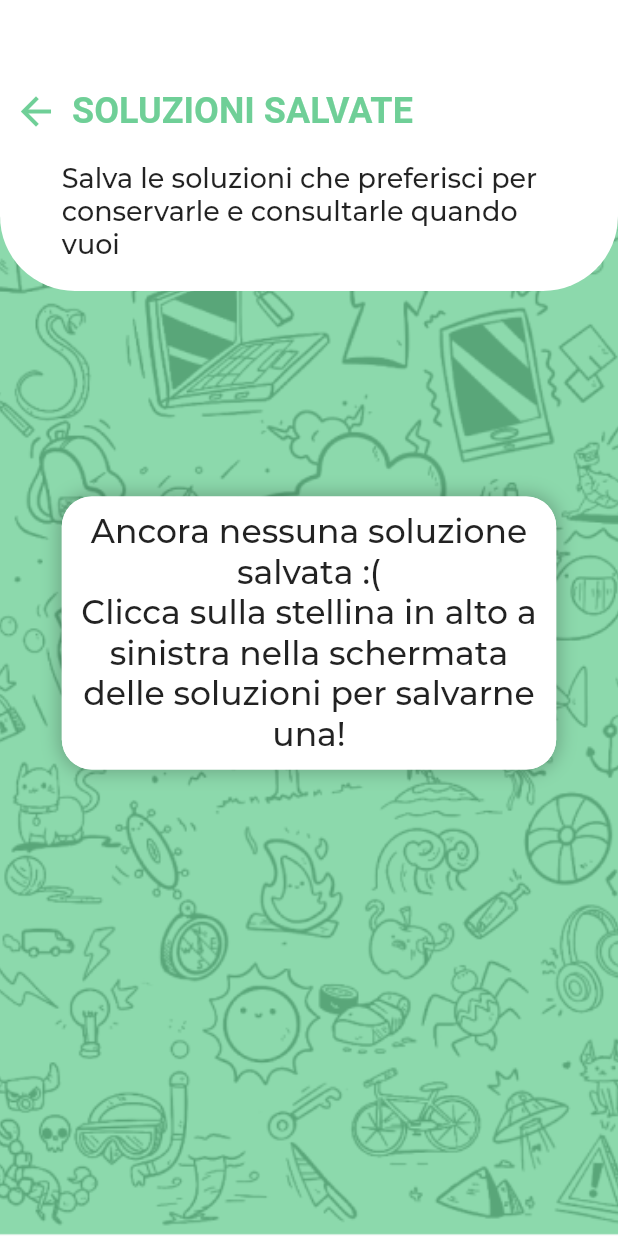
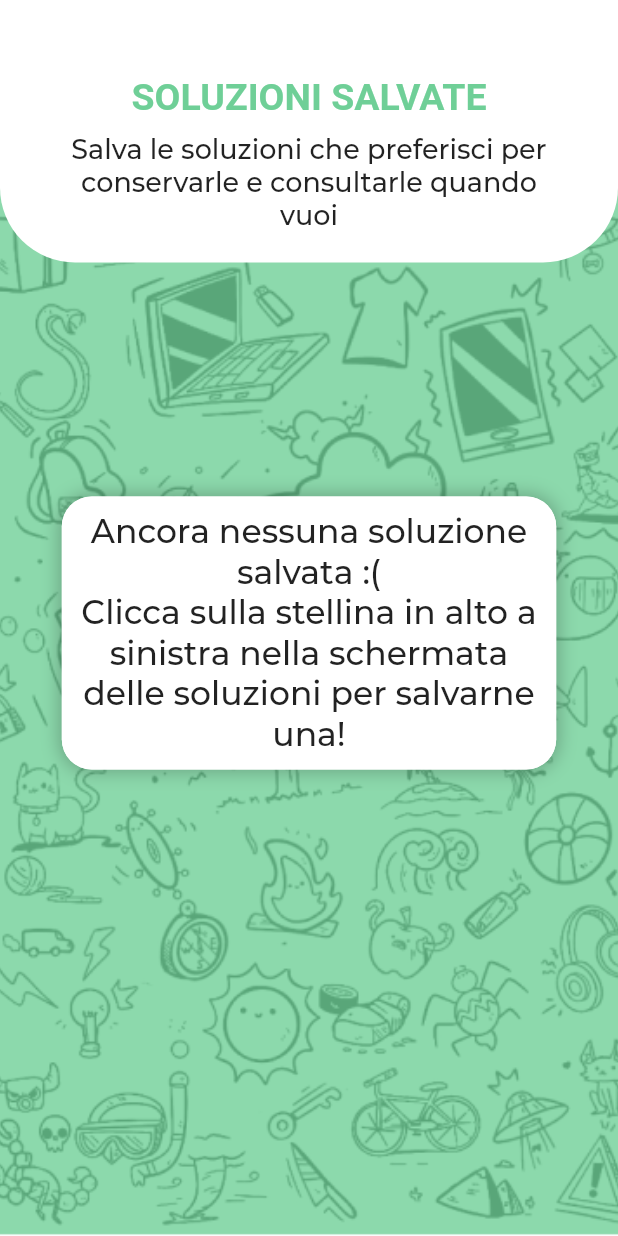
Before and after one commit to RiccardoCherchi/sopravviveresti_app, a Flutter app: the Favorites screen opened by its route, on a phone screen of 412 x 824 dp. Run offline on Flutter 3.47's test engine with Material 2 defaults, Android fonts, the phone set to English and light mode, and no system bars; our stand-ins replace flutter_svg, font_awesome_flutter, sqflite, timer_count_down; missing offline and left inert: esys_flutter_share, firebase_admob; accounts and stored records are empty; network calls fail.

```diff
--- a/lib/screens/favorites.dart
+++ b/lib/screens/favorites.dart
@@ -49,6 +49,7 @@ class _FavoritesState extends State<Favorites> {
             ),
           ),
           Container(
+            width: double.infinity,
             decoration: BoxDecoration(
                 color: Colors.white,
                 borderRadius: BorderRadius.only(
@@ -61,24 +62,12 @@ class _FavoritesState extends State<Favorites> {
                 mainAxisAlignment: MainAxisAlignment.end,
                 mainAxisSize: MainAxisSize.min,
                 children: [
-                  Row(
-                    mainAxisAlignment: MainAxisAlignment.start,
-                    children: [
-                      IconButton(
-                        iconSize: 30,
-                        icon: Icon(
-                          Icons.arrow_back,
+                  Text(
+                    'SOLUZIONI SALVATE',
+                    style: Theme.of(context).textTheme.headline5.copyWith(
                           color: Theme.of(context).primaryColor,
+                          fontSize: 25,
                         ),
-                        onPressed: () => Navigator.of(context).pop(),
-                      ),
-                      Text(
-                        'SOLUZIONI SALVATE',
-                        style: Theme.of(context).textTheme.headline5.copyWith(
-                              color: Theme.of(context).primaryColor,
-                            ),
-                      ),
-                    ],
                   ),
                   Container(
                     width: _size.width * .8,
@@ -89,6 +78,7 @@ class _FavoritesState extends State<Favorites> {
                       style: TextStyle(
                         fontSize: 18,
                       ),
+                      textAlign: TextAlign.center,
                     ),
                   ),
                 ],
```
Also changed, not shown: lib/providers/show_ads.dart (+9 -5 lines), lib/screens/game_choose.dart (+24 -2 lines), lib/screens/question.dart (+18 -1 lines).
